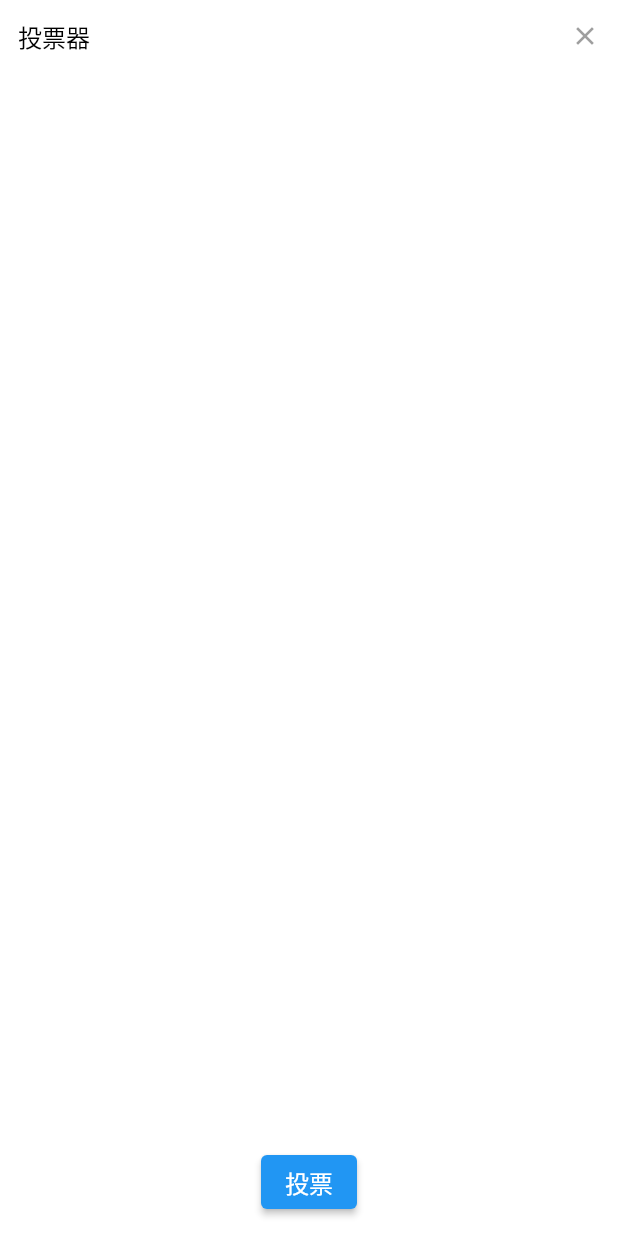
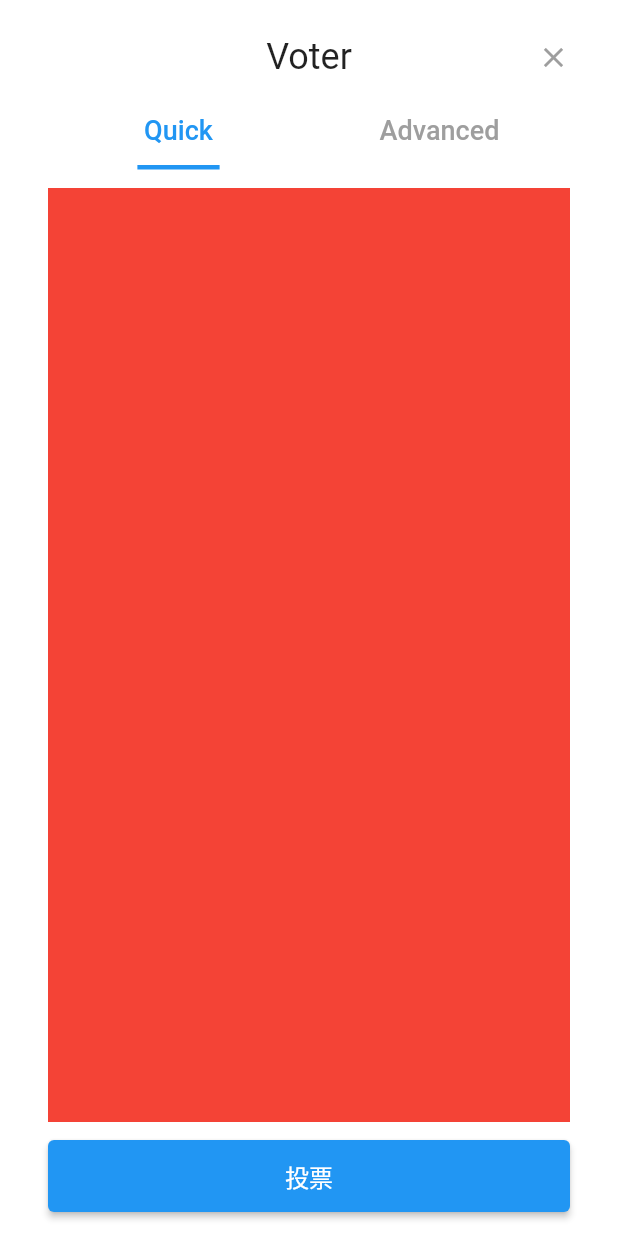
Before and after one commit to WxqKb/voting_machine, a Flutter app: the screen it shows after launch, on a phone screen of 412 x 824 dp. Run offline on Flutter 3.47's test engine with Material 2 defaults, Android fonts, the phone set to English and light mode, and no system bars; missing offline and left inert: android_window, window_manager.

Commit message:
修改UI

```diff
--- a/lib/main.dart
+++ b/lib/main.dart
@@ -34,8 +34,23 @@ void main() async {
   }
 }
 
-class VotingMachine extends StatelessWidget {
+class VotingMachine extends StatefulWidget {
   const VotingMachine({Key? key}) : super(key: key);
+
+  @override
+  State<VotingMachine> createState() => _VotingMachineState();
+}
+
+class _VotingMachineState extends State<VotingMachine>
+    with SingleTickerProviderStateMixin {
+  List<Tab> tabs = const [Tab(text: ' Quick '), Tab(text: ' Advanced ')];
+  late TabController controller;
+
+  @override
+  void initState() {
+    super.initState();
+    controller = TabController(length: tabs.length, vsync: this);
+  }
 
   @override
   Widget build(BuildContext context) {
@@ -56,35 +71,75 @@ class VotingMachine extends StatelessWidget {
       clipBehavior: Clip.antiAliasWithSaveLayer,
       borderRadius: const BorderRadius.all(Radius.circular(8)),
       child: Padding(
-        padding: const EdgeInsets.all(12),
+        padding: const EdgeInsets.fromLTRB(32, 24, 32, 16),
         child: Column(
           children: [
-            Row(
-              mainAxisAlignment: MainAxisAlignment.spaceBetween,
+            SizedBox(
+              width: double.infinity,
+              child: Stack(
+                alignment: Alignment.center,
                 children: [
                   const Text(
-                  '投票器',
-                  style: TextStyle(fontSize: 16, color: Colors.black),
+                    'Voter',
+                    style: TextStyle(fontSize: 24),
                   ),
-                GestureDetector(
+                  Positioned(
+                    right: 0,
+                    child: GestureDetector(
                       onTap: () {
                         if (Platform.isAndroid) {
                           AndroidWindow.close();
                         }
                         exit(0);
                       },
-                  child: const Icon(Icons.close, size: 20, color: Colors.grey),
+                      child:
+                          const Icon(Icons.close, size: 22, color: Colors.grey),
+                    ),
                   ),
                 ],
               ),
-            const Spacer(),
+            ),
+            const SizedBox(height: 12),
+            Expanded(
+              child: Column(
+                children: [
+                  TabBar(
+                    tabs: tabs,
+                    controller: controller,
+                    unselectedLabelColor: Colors.grey,
+                    labelColor: Colors.blue,
+                    labelStyle: const TextStyle(fontSize: 18),
+                    indicatorWeight: 3,
+                    indicatorColor: Colors.blue,
+                    indicatorSize: TabBarIndicatorSize.label,
+                  ),
+                  const SizedBox(height: 12),
+                  Expanded(
+                    child: TabBarView(
+                      controller: controller,
+                      children: [
+                        Container(color: Colors.red),
+                        Container(color: Colors.yellow),
+                      ],
+                    ),
+                  ),
+                ],
+              ),
+            ),
+            const SizedBox(height: 12),
             ElevatedButton(
               onPressed: () {
                 debugPrint('>>>>');
               },
-              child: const Text(
+              child: const SizedBox(
+                width: double.infinity,
+                height: 48,
+                child: Center(
+                  child: Text(
                     '投票',
                     style: TextStyle(fontSize: 16, color: Colors.white),
+                  ),
+                ),
               ),
             ),
           ],
```
Also changed, not shown: 1 other file. Lines whose indentation alone changed are shown as unchanged.
